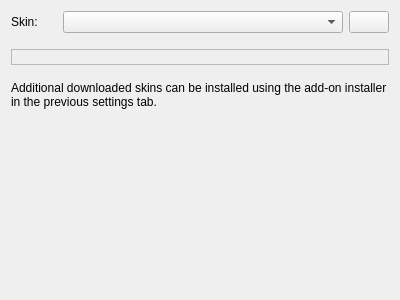
Old version of the form src/plugins/skin/skinconfigwidget.ui in the repository CryFeiFei/klatexformula.
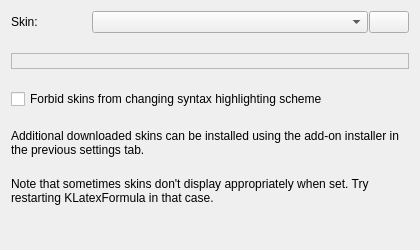
New version of the form. Icons and pictures are not drawn.

```diff
--- a/src/plugins/skin/skinconfigwidget.ui
+++ b/src/plugins/skin/skinconfigwidget.ui
@@ -6,14 +6,20 @@
    <rect>
     <x>0</x>
     <y>0</y>
-    <width>400</width>
-    <height>300</height>
+    <width>420</width>
+    <height>250</height>
    </rect>
   </property>
   <property name="windowTitle">
    <string>Form</string>
   </property>
-  <layout class="QGridLayout" name="gridLayout">
+  <layout class="QGridLayout" name="lyt_SkinConfigWidget">
+   <property name="horizontalSpacing">
+    <number>1</number>
+   </property>
+   <property name="verticalSpacing">
+    <number>20</number>
+   </property>
    <item row="0" column="0">
     <widget class="QLabel" name="label">
      <property name="sizePolicy">
@@ -22,6 +28,12 @@
        <verstretch>0</verstretch>
       </sizepolicy>
      </property>
+     <property name="minimumSize">
+      <size>
+       <width>80</width>
+       <height>0</height>
+      </size>
+     </property>
      <property name="text">
       <string>Skin:</string>
      </property>
@@ -45,22 +57,6 @@
      <property name="sizeHint" stdset="0">
       <size>
        <width>10</width>
-       <height>40</height>
-      </size>
-     </property>
-    </spacer>
-   </item>
-   <item row="2" column="2">
-    <spacer name="vspc2">
-     <property name="orientation">
-      <enum>Qt::Vertical</enum>
-     </property>
-     <property name="sizeType">
-      <enum>QSizePolicy::Fixed</enum>
-     </property>
-     <property name="sizeHint" stdset="0">
-      <size>
-       <width>20</width>
        <height>10</height>
       </size>
      </property>
@@ -83,8 +79,8 @@
      </property>
     </widget>
    </item>
-   <item row="5" column="0" colspan="4">
-    <widget class="QLabel" name="label_2">
+   <item row="4" column="0" colspan="4">
+    <widget class="QLabel" name="lblNote1">
      <property name="text">
       <string>Additional downloaded skins can be installed using the add-on installer in the previous settings tab.</string>
      </property>
@@ -93,7 +89,7 @@
      </property>
     </widget>
    </item>
-   <item row="3" column="0" colspan="4">
+   <item row="2" column="0" colspan="4">
     <widget class="QLabel" name="lblSkinDescription">
      <property name="frameShape">
       <enum>QFrame::StyledPanel</enum>
@@ -112,21 +108,22 @@
      </property>
     </widget>
    </item>
-   <item row="4" column="2">
-    <spacer name="vspc2_2">
-     <property name="orientation">
-      <enum>Qt::Vertical</enum>
+   <item row="3" column="0" colspan="4">
+    <widget class="QCheckBox" name="chkNoSyntaxHighlightingChange">
+     <property name="text">
+      <string>Forbid skins from changing syntax highlighting scheme</string>
      </property>
-     <property name="sizeType">
-      <enum>QSizePolicy::Fixed</enum>
+    </widget>
+   </item>
+   <item row="5" column="0" colspan="4">
+    <widget class="QLabel" name="lblNote2">
+     <property name="text">
+      <string>Note that sometimes skins don't display appropriately when set. Try restarting KLatexFormula in that case.</string>
      </property>
-     <property name="sizeHint" stdset="0">
-      <size>
-       <width>20</width>
-       <height>10</height>
-      </size>
+     <property name="wordWrap">
+      <bool>true</bool>
      </property>
-    </spacer>
+    </widget>
    </item>
   </layout>
  </widget>
```
Left out of the diff: 2 changed lines with no effect on the pictures.
